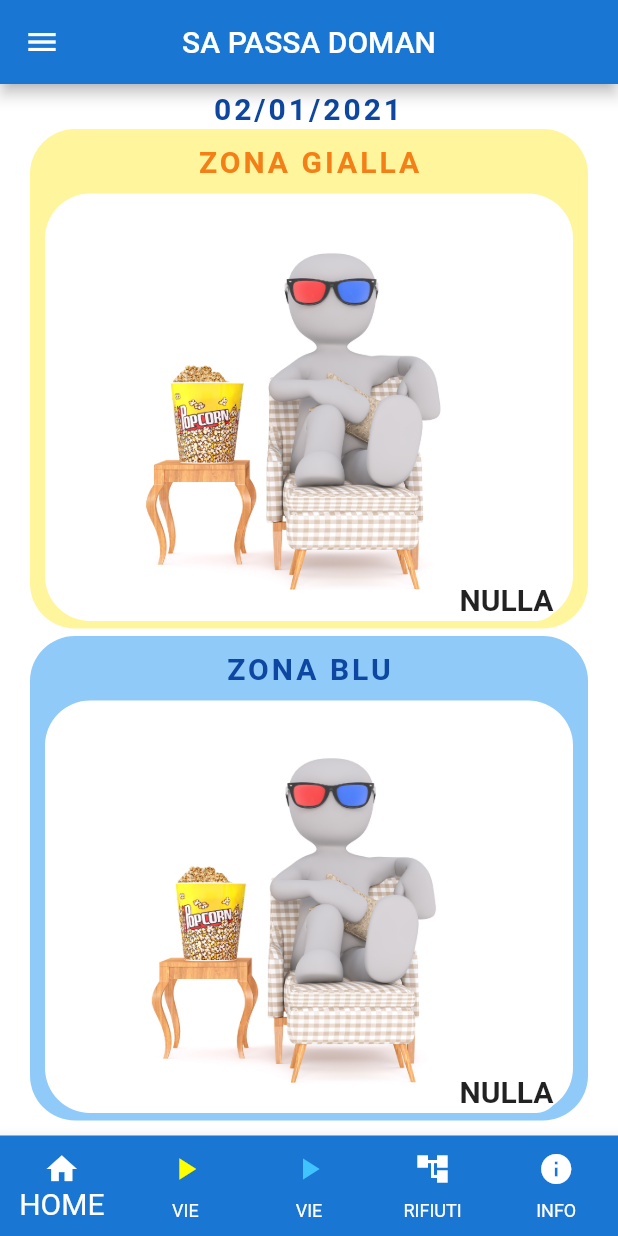
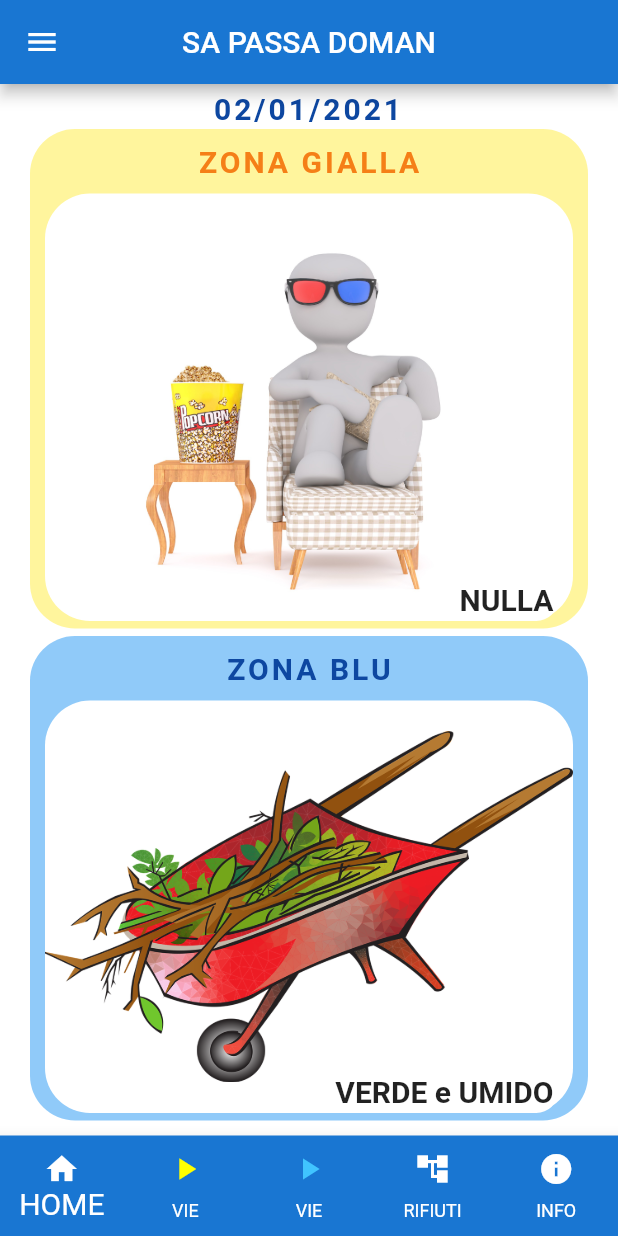
Before and after one commit to FabiodzDev/sa-passa-doman, a Flutter app: the screen it shows after launch, on a phone screen of 412 x 824 dp. Run offline on Flutter 3.47's test engine with Material 2 defaults, Android fonts, the phone set to English and light mode, and no system bars; our stand-ins replace splashscreen.

Commit message:
Aggiornamento icona + cambio logica rilevazione immagine, con contiene...

```diff
--- a/lib/giornirifiutiblu.dart
+++ b/lib/giornirifiutiblu.dart
@@ -85,9 +85,11 @@ class AbbinamentoGiorniRifiutiBLU {
         giorno: "2020-12-28 00:00:00.000",
         rifiuto: rifiuto.ilnomerifiuto(tipoRifiuto: tipoRifiuti.carta)),
 
-    GiornoRifiuti(
-        giorno: "2020-12-29 00:00:00.000",
-        rifiuto: rifiuto.ilnomerifiuto(tipoRifiuto: tipoRifiuti.verde)),
+  GiornoRifiuti(
+  giorno: "2021-01-02 00:00:00.000",
+  rifiuto: rifiuto.ilnomerifiuto(tipoRifiuto: tipoRifiuti.verde) +
+  " e " +
+  rifiuto.ilnomerifiuto(tipoRifiuto: tipoRifiuti.umido)),
 
     GiornoRifiuti(
         giorno: "2021-01-04 00:00:00.000",
--- a/lib/menuDrawer.dart
+++ b/lib/menuDrawer.dart
@@ -24,6 +24,7 @@ class _menuDrawerState extends State<menuDrawer> {
         //padding: EdgeInsets.zero,
         children: <Widget>[
           DrawerHeader(
+            child: SafeArea(
               child: Column(
                 crossAxisAlignment: CrossAxisAlignment.stretch,
                 children: [
@@ -48,6 +49,7 @@ class _menuDrawerState extends State<menuDrawer> {
                   ),
                 ],
               ),
+            ),
             decoration: BoxDecoration(
               color: Colors.blue[700],
             ),
--- a/lib/splashScreen.dart
+++ b/lib/splashScreen.dart
@@ -15,14 +15,14 @@ class _SplashState extends State<Splash> {
 
   Widget build(BuildContext context) {
     return SplashScreen(
-        seconds: 4,
+        seconds: 5,
         navigateAfterSeconds: paginacorrente,
         title: new Text(
-          'ARCOLE',
+          'BENVENUTO',
           style:
           new TextStyle(fontWeight: FontWeight.bold, fontSize: 40.0, color: Colors.blue.shade800),
         ),
-        image: new Image.asset('images/180.png'),
+        image: new Image.asset('images/1024.png'),
         backgroundColor: Colors.white,
         styleTextUnderTheLoader: new TextStyle(),
         photoSize: 100.0,
--- a/lib/tipoicone.dart
+++ b/lib/tipoicone.dart
@@ -4,13 +4,15 @@ class ElencoIcone {
 
   String rifiuto;
 
+  // ESSENDOCI SEMPRE NEL CALENDARIO 2 RIFIUTI, DI CUI IL SECONDO UMIDO, HO USATO IL CONTIENE..TRANNE PER L'UMIDO SE DOVESSE PASSARE DA SOLO
+
   String percorsoDaUtilizzare ({@required String rifiuto}){
 
-    if (rifiuto == "VETRO") {
+    if (rifiuto.contains("VETRO")) {
       return "images/vetro.png";
     }
 
-    if (rifiuto == "PLASTICA, LATTINE") {
+    if (rifiuto.contains("PLASTICA, LATTINE")) {
       return "images/plastica.png";
     }
 
@@ -18,15 +20,15 @@ class ElencoIcone {
       return "images/umido.png";
     }
 
-    if (rifiuto == "SECCO") {
+    if (rifiuto.contains("SECCO")) {
       return "images/secco.png";
     }
 
-    if (rifiuto == "CARTA") {
+    if (rifiuto.contains("CARTA")) {
       return "images/scatola.png";
     }
 
-    if (rifiuto == "VERDE") {
+    if (rifiuto.contains("VERDE")) {
       return "images/verde.png";
     }
 
@@ -34,7 +36,7 @@ class ElencoIcone {
       return "images/relax.jpg";
     }
 
-    if (rifiuto != "VETRO" && rifiuto != "PLASTICA" && rifiuto != "UMIDO" && rifiuto != "SECCO" && rifiuto != "CARTA" && rifiuto != "VERDE" && rifiuto != "NULLA"){
+    if (rifiuto != "VETRO" && rifiuto != "PLASTICA, LATTINE" && rifiuto != "UMIDO" && rifiuto != "SECCO" && rifiuto != "CARTA" && rifiuto != "VERDE" && rifiuto != "NULLA"){
 
       return "images/altro.png";
     }
```
Also changed, not shown: images/1024.png, images/120.png, images/180.png, 16 other files. Lines whose indentation alone changed are shown as unchanged.
